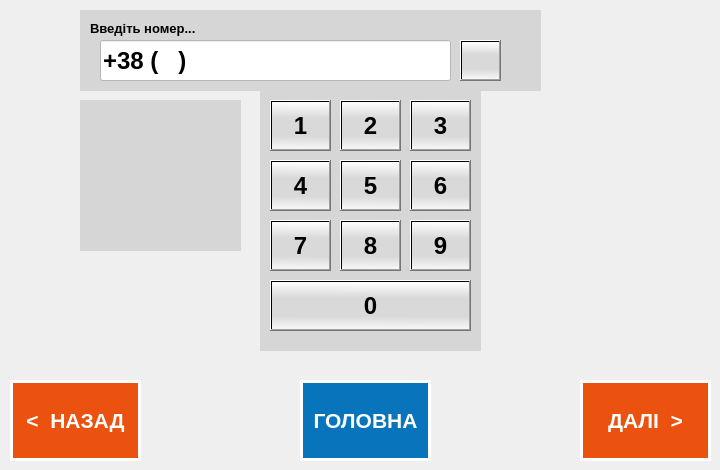
The window that dialognumpad.ui (Normandez/LM) describes before a commit, drawn with Qt 5.
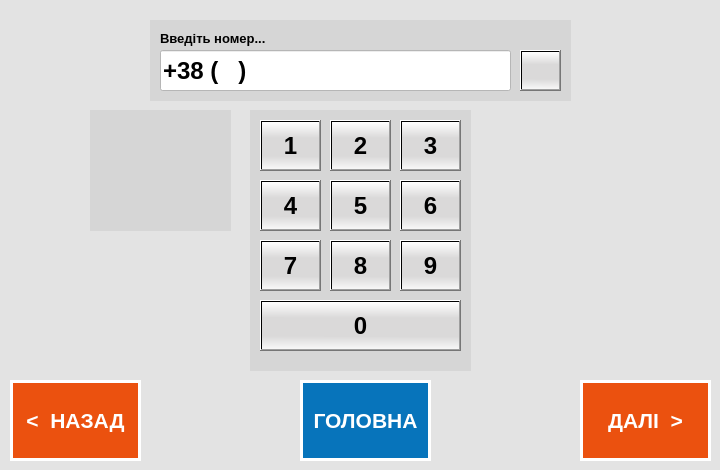
The same window after the commit. Icons and pictures are not drawn.

What changed in the file:
```diff
--- a/dialognumpad.ui
+++ b/dialognumpad.ui
@@ -13,14 +13,20 @@
   <property name="windowTitle">
    <string>Dialog</string>
   </property>
+  <property name="styleSheet">
+   <string notr="true">QDialog{
+background-color: rgb(227, 227, 227);
+
+}</string>
+  </property>
   <property name="sizeGripEnabled">
    <bool>false</bool>
   </property>
   <widget class="QWidget" name="widget" native="true">
    <property name="geometry">
     <rect>
-     <x>260</x>
-     <y>90</y>
+     <x>250</x>
+     <y>110</y>
      <width>221</width>
      <height>261</height>
     </rect>
@@ -284,9 +290,9 @@
   <widget class="QWidget" name="widget_2" native="true">
    <property name="geometry">
     <rect>
-     <x>80</x>
-     <y>10</y>
-     <width>461</width>
+     <x>150</x>
+     <y>20</y>
+     <width>421</width>
      <height>81</height>
     </rect>
    </property>
@@ -326,7 +332,7 @@
    <widget class="QLineEdit" name="lineEditNumber">
     <property name="geometry">
      <rect>
-      <x>20</x>
+      <x>10</x>
       <y>30</y>
       <width>351</width>
       <height>41</height>
@@ -354,10 +360,10 @@
   <widget class="QWidget" name="widget_7" native="true">
    <property name="geometry">
     <rect>
-     <x>80</x>
-     <y>100</y>
-     <width>161</width>
-     <height>151</height>
+     <x>90</x>
+     <y>110</y>
+     <width>141</width>
+     <height>121</height>
     </rect>
    </property>
    <property name="styleSheet">
@@ -373,8 +379,8 @@
      <rect>
       <x>10</x>
       <y>10</y>
-      <width>141</width>
-      <height>111</height>
+      <width>121</width>
+      <height>101</height>
      </rect>
     </property>
     <property name="text">
@@ -502,8 +508,8 @@
   <widget class="QPushButton" name="pushButtonDelete">
    <property name="geometry">
     <rect>
-     <x>460</x>
-     <y>40</y>
+     <x>520</x>
+     <y>50</y>
      <width>41</width>
      <height>41</height>
     </rect>
```
